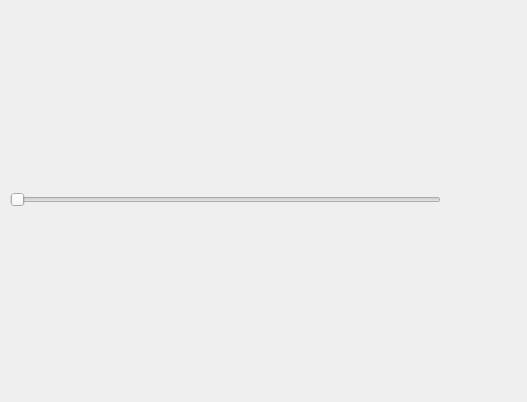
The window that code/display/implement/region/QtRegionDock.ui (radio-astro/casa) describes before a commit, drawn with Qt 5.
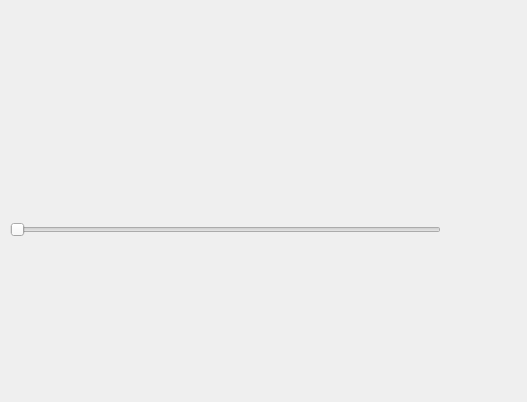
The same window after the commit.

Patch:
```diff
--- a/code/display/implement/region/QtRegionDock.ui
+++ b/code/display/implement/region/QtRegionDock.ui
@@ -13,7 +13,7 @@
   <property name="minimumSize">
    <size>
     <width>486</width>
-    <height>240</height>
+    <height>270</height>
    </size>
   </property>
   <property name="windowTitle">
@@ -26,7 +26,7 @@
       <x>0</x>
       <y>0</y>
       <width>481</width>
-      <height>200</height>
+      <height>221</height>
      </rect>
     </property>
     <property name="minimumSize">
@@ -54,7 +54,7 @@
     <property name="geometry">
      <rect>
       <x>10</x>
-      <y>190</y>
+      <y>220</y>
       <width>431</width>
       <height>20</height>
      </rect>
@@ -76,7 +76,7 @@
     <property name="geometry">
      <rect>
       <x>453</x>
-      <y>191</y>
+      <y>220</y>
       <width>21</width>
       <height>20</height>
      </rect>
```
